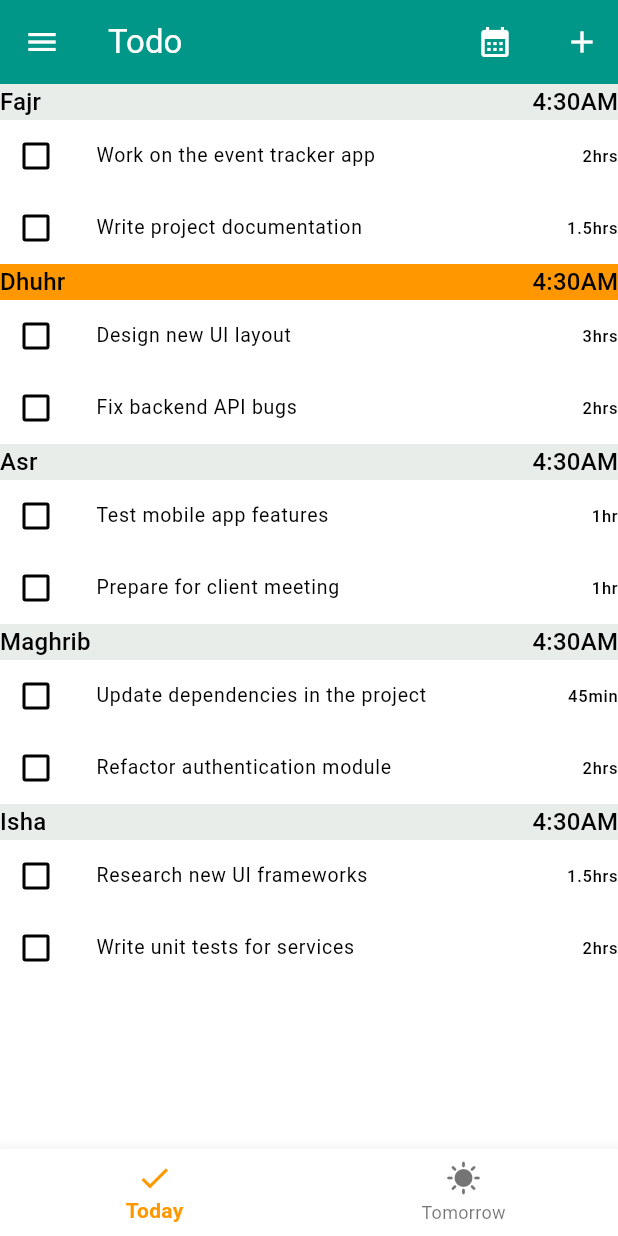
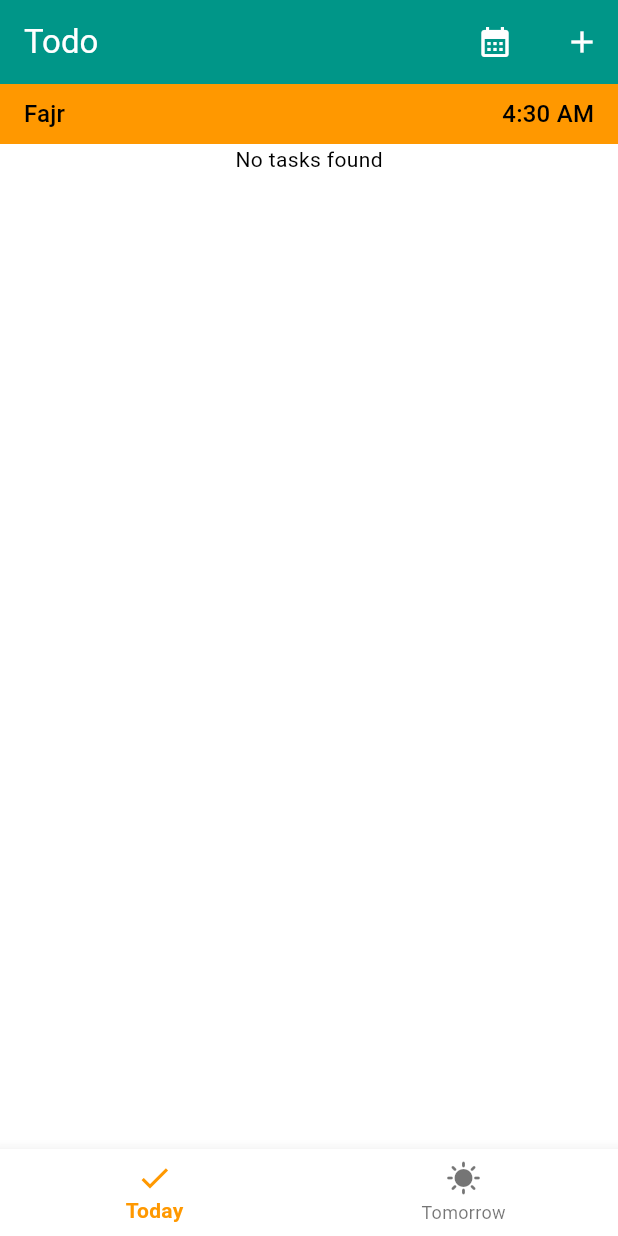
Before and after one commit to Hackim7200/planner_app, a Flutter app: the screen it shows after launch, in the side drawer, after a tap on the "calendar month" icon, on a phone screen of 412 x 824 dp. Run offline on Flutter 3.47's test engine with Material 3 defaults, Android fonts, the phone set to English and light mode, and no system bars; our stand-ins replace sqflite; accounts and stored records are empty.

Commit message:
alot of changes done new ui functionality db setup and etc

```diff
--- /dev/null
+++ b/planner_app/lib/database/database_service.dart
@@ -0,0 +1,169 @@
+import 'package:path/path.dart';
+import 'package:planner_app/database/Task.dart';
+import 'package:sqflite/sqflite.dart';
+
+class DatabaseService {
+  static Database? _db;
+  static final DatabaseService instance = DatabaseService._internal();
+
+  final String _tasksTableName = "Tasks";
+  final String _taskIdColumnName = "id";
+  final String _taskTitleColumnName = "title";
+  final String _taskPartOfDayColumnName = "part_of_day";
+  final String _taskCreatedAtColumnName = "created_at";
+  final String _taskTypeColumnName = "type";
+  final String _taskDurationColumnName = "duration";
+  final String _taskCompletedColumnName = "completed";
+  final String _taskDescriptionColumnName = "description";
+  final String _taskOrderColumnName = "order";
+
+  DatabaseService._internal();
+
+  Future<Database> get database async {
+    if (_db != null) return _db!;
+    _db = await _initDatabase();
+    return _db!;
+  }
+
+  Future<Database> _initDatabase() async {
+    try {
+      final databaseDirPath = await getDatabasesPath();
+      final databasePath = join(databaseDirPath, "master_db.db");
+
+      return await openDatabase(
+        databasePath,
+        version: 1,
+        onCreate: (db, version) {
+          db.execute("""
+    CREATE TABLE $_tasksTableName (
+  $_taskIdColumnName INTEGER PRIMARY KEY AUTOINCREMENT,
+  $_taskCreatedAtColumnName TEXT NOT NULL,
+  $_taskTitleColumnName TEXT NOT NULL,
+  $_taskTypeColumnName TEXT NOT NULL,
+  $_taskDurationColumnName REAL NOT NULL,
+  $_taskCompletedColumnName INTEGER NOT NULL,
+  $_taskPartOfDayColumnName TEXT NOT NULL,
+  $_taskDescriptionColumnName TEXT NOT NULL,
+  $_taskOrderColumnName INTEGER NOT NULL
+);
+          );
+          """);
+        },
+      );
+    } catch (e) {
+      throw Exception("Error initializing database: $e");
+    }
+  }
+
+  // Future<void> addTask(
+  //     String title, String type, double duration, String partOfDay) async {
+  //   try {
+  //     final db = await database;
+
+  //     await db.insert(
+  //       _tasksTableName,
+  //       {
+  //         _taskTitleColumnName: title,
+  //         _taskTypeColumnName: type,
+  //         _taskDurationColumnName: duration,
+  //         _taskCompletedColumnName: 0, // Store false as 0
+  //         _taskPartOfDayColumnName: partOfDay,
+  //         _taskCreatedAtColumnName: DateTime.now().toIso8601String(),
+  //         _taskDescriptionColumnName: "Your description here",
+  //       },
+  //     );
+  //     print(
+  //         "Task added: $title, Type: $type, Duration: $duration, Part of Day: $partOfDay");
+  //   } catch (e) {
+  //     throw Exception("Error adding task: $e");
+  //   }
+  // }
+  Future<void> addTask(
+      String title, String type, double duration, String partOfDay) async {
+    try {
+      final db = await database;
+
+      final result = await db.rawQuery(
+          'SELECT MAX($_taskOrderColumnName) as max_order FROM $_tasksTableName WHERE $_taskPartOfDayColumnName = ?',
+          [partOfDay]);
+
+      int newOrder = (result.first['max_order'] as int? ?? -1) + 1;
+
+      await db.insert(
+        _tasksTableName,
+        {
+          _taskTitleColumnName: title,
+          _taskTypeColumnName: type,
+          _taskDurationColumnName: duration,
+          _taskCompletedColumnName: 0,
+          _taskPartOfDayColumnName: partOfDay,
+          _taskCreatedAtColumnName: DateTime.now().toIso8601String(),
+          _taskDescriptionColumnName: "Your description here",
+          _taskOrderColumnName: newOrder,
+        },
+      );
+    } catch (e) {
+      throw Exception("Error adding task: $e");
+    }
+  }
+
+  Future<List<Task>> getTasksForTime(String time) async {
+    try {
+      final db = await database;
+      final data = await db.query(_tasksTableName,
+          where: "$_taskPartOfDayColumnName = ?", whereArgs: [time]);
+
+      List<Task> tasks = data
+          .map(
+            (task) => Task(
+              id: task[_taskIdColumnName] as int,
+              title: task[_taskTitleColumnName] as String,
+              type: task[_taskTypeColumnName] as String,
+              duration: (task[_taskDurationColumnName] as num).toDouble(),
+              completed: (task[_taskCompletedColumnName] as int) == 1,
+              partOfDay: task[_taskPartOfDayColumnName] as String,
+              createdAt:
+                  DateTime.parse(task[_taskCreatedAtColumnName] as String),
+              description: task[_taskDescriptionColumnName] as String,
+            ),
+          )
+          .toList();
+
+      return tasks;
+    } catch (e) {
+      throw Exception("Error retrieving tasks: $e");
+    }
+  }
+
+  Future<void> reorderTask(
+      int movedTaskId, int oldIndex, int newIndex, String partOfDay) async {
+    final db = await database;
+    try {
+      await db.transaction((txn) async {
+        if (oldIndex < newIndex) {
+          await txn.rawUpdate('''
+          UPDATE $_tasksTableName
+          SET $_taskOrderColumnName = $_taskOrderColumnName - 1
+          WHERE $_taskPartOfDayColumnName = ? AND $_taskOrderColumnName > ? AND $_taskOrderColumnName <= ?
+        ''', [partOfDay, oldIndex, newIndex]);
+        } else {
+          await txn.rawUpdate('''
+          UPDATE $_tasksTableName
+          SET $_taskOrderColumnName = $_taskOrderColumnName + 1
+          WHERE $_taskPartOfDayColumnName = ? AND $_taskOrderColumnName >= ? AND $_taskOrderColumnName < ?
+        ''', [partOfDay, newIndex, oldIndex]);
+        }
+
+        await txn.rawUpdate('''
+        UPDATE $_tasksTableName
+        SET $_taskOrderColumnName = ?
+        WHERE $_taskIdColumnName = ?
+      ''', [newIndex, movedTaskId]);
+      });
+
+      print('Task moved from $oldIndex to $newIndex');
+    } catch (e) {
+      print('Failed to reorder task: $e');
+    }
+  }
+}
--- /dev/null
+++ b/planner_app/lib/database/task.dart
@@ -0,0 +1,21 @@
+class Task {
+  int id;
+  String title;
+  String type;
+  double duration;
+  bool completed;
+  String partOfDay;
+  DateTime createdAt;
+  String description;
+
+  Task({
+    required this.id,
+    required this.title,
+    required this.type,
+    required this.duration,
+    required this.completed,
+    required this.partOfDay,
+    required this.createdAt,
+    required this.description,
+  });
+}
--- /dev/null
+++ b/planner_app/lib/pages/components/custom_top_bar.dart
@@ -0,0 +1,43 @@
+import 'package:flutter/material.dart';
+import 'package:planner_app/pages/event/event.dart';
+import 'package:planner_app/pages/todo/add_todo.dart';
+
+class CustomTopBar extends StatelessWidget implements PreferredSizeWidget {
+  const CustomTopBar({super.key});
+
+  @override
+  Widget build(BuildContext context) {
+    return AppBar(
+      title: Text(
+        'Todo',
+      ),
+      actions: [
+        IconButton(
+          onPressed: () {
+            Navigator.pushReplacement(
+              context,
+              PageRouteBuilder(
+                pageBuilder: (context, animation, secondaryAnimation) =>
+                    Event(),
+                transitionsBuilder:
+                    (context, animation, secondaryAnimation, child) {
+                  return child; // No transition
+                },
+              ),
+            );
+          },
+          icon: Icon(
+            Icons.calendar_month,
+          ),
+        ),
+        SizedBox(
+          width: 10,
+        ),
+        AddTodo(),
+      ],
+    );
+  }
+
+  @override
+  Size get preferredSize => Size.fromHeight(kToolbarHeight);
+}
--- a/planner_app/lib/pages/todo/add_todo.dart
+++ b/planner_app/lib/pages/todo/add_todo.dart
@@ -1,41 +1,67 @@
 import 'package:flutter/material.dart';
+import 'package:planner_app/database/database_service.dart';
 
 class AddTodo extends StatefulWidget {
-  const AddTodo({super.key});
+  const AddTodo({
+    super.key,
+  });
 
   @override
   State<AddTodo> createState() => _AddTodoState();
 }
 
 class _AddTodoState extends State<AddTodo> {
+  final DatabaseService _databaseService = DatabaseService.instance;
   final TextEditingController titleController = TextEditingController();
-  final TextEditingController descriptionController = TextEditingController();
+
+  TextEditingController durationsController = TextEditingController();
+
+  String prayerTime = "NULL";
+  List<String> prayerTimes = [
+    "NULL",
+    "Fajr",
+    "Duhr",
+    "Asr",
+    "Maghrib",
+    "Isha",
+  ];
+  String type = "NULL";
+  List<String> typesOfTask = [
+    "NULL",
+    "Worship",
+    "Exercise",
+    "Work",
+    "Study",
+    "Chores",
+  ];
+
   final _formKey = GlobalKey<FormState>();
 
   @override
   void dispose() {
     titleController.dispose();
-    descriptionController.dispose();
+
+    durationsController.dispose();
+
     super.dispose();
   }
 
   // Function to handle form submission and resetting inputs
   void _submitAndResetAllVariables() async {
+    await _databaseService.addTask(
+      titleController.text,
+      type,
+      double.parse(durationsController.text),
+      prayerTime,
+    );
+    print("Task added to database");
     if (mounted) {
       Navigator.of(context).pop(); // Close the dialog first
     }
 
-    String title = titleController.text;
-    String description = descriptionController.text;
-
-    if (title.isNotEmpty) {
-      // Perform the action with the task data, like saving it to a list or database
-      // Example: Add to a task list, for now just print
-      print('Task added: $title, Description: $description');
-
-      // Reset the fields after submitting
+    if (mounted) {
       titleController.clear();
-      descriptionController.clear();
+      durationsController.clear();
     }
   }
 
@@ -47,11 +73,15 @@ class _AddTodoState extends State<AddTodo> {
         showDialog(
           context: context,
           builder: (BuildContext context) {
+            return StatefulBuilder(
+              builder: (context, setState) {
+                // Add this
                 return AlertDialog(
                   title: Center(
                     child: const Text(
                       'ADD A NEW TASK',
-                  style: TextStyle(fontSize: 25, fontWeight: FontWeight.bold),
+                      style:
+                          TextStyle(fontSize: 25, fontWeight: FontWeight.bold),
                     ),
                   ),
                   content: Form(
@@ -60,10 +90,10 @@ class _AddTodoState extends State<AddTodo> {
                       crossAxisAlignment: CrossAxisAlignment.stretch,
                       mainAxisSize: MainAxisSize.min,
                       children: [
-                    // Title Input Field
                         TextFormField(
                           controller: titleController,
-                      decoration: const InputDecoration(labelText: 'Task Title'),
+                          decoration:
+                              const InputDecoration(labelText: 'Task Title'),
                           validator: (value) {
                             if (value == null || value.isEmpty) {
                               return 'Please enter a task title';
@@ -71,16 +101,55 @@ class _AddTodoState extends State<AddTodo> {
                             return null;
                           },
                         ),
-                    // Description Input Field
                         TextFormField(
-                      controller: descriptionController,
-                      decoration: const InputDecoration(labelText: 'Task Description'),
+                          keyboardType: TextInputType.number,
+                          controller: durationsController,
+                          decoration:
+                              const InputDecoration(labelText: 'Duration'),
                           validator: (value) {
                             if (value == null || value.isEmpty) {
-                          return 'Please enter a task description';
+                              return 'Please enter a task duration';
                             }
                             return null;
                           },
+                        ),
+                        Row(
+                          mainAxisAlignment: MainAxisAlignment.spaceBetween,
+                          children: [
+                            DropdownButton<String>(
+                              value: prayerTime,
+                              onChanged: (String? newValue) {
+                                if (newValue != null) {
+                                  setState(() {
+                                    // Update only dialog UI
+                                    prayerTime = newValue;
+                                  });
+                                }
+                              },
+                              items: prayerTimes.map((String value) {
+                                return DropdownMenuItem<String>(
+                                  value: value,
+                                  child: Text(value),
+                                );
+                              }).toList(),
+                            ),
+                            DropdownButton<String>(
+                              value: type,
+                              onChanged: (String? newValue) {
+                                if (newValue != null) {
+                                  setState(() {
+                                    type = newValue;
+                                  });
+                                }
+                              },
+                              items: typesOfTask.map((String value) {
+                                return DropdownMenuItem<String>(
+                                  value: value,
+                                  child: Text(value),
+                                );
+                              }).toList(),
+                            ),
+                          ],
                         ),
                       ],
                     ),
@@ -102,5 +171,7 @@ class _AddTodoState extends State<AddTodo> {
             );
           },
         );
+      },
+    );
   }
 }
--- a/planner_app/lib/pages/todo/today.dart
+++ b/planner_app/lib/pages/todo/today.dart
@@ -1,5 +1,7 @@
 import 'package:flutter/material.dart';
-import 'package:planner_app/task_model.dart';
+import 'package:planner_app/database/Task.dart';
+import 'package:planner_app/database/database_service.dart';
+import 'package:planner_app/pages/components/custom_top_bar.dart';
 
 class Today extends StatefulWidget {
   const Today({super.key});
@@ -9,94 +11,93 @@ class Today extends StatefulWidget {
 }
 
 class _TodayState extends State<Today> {
-  List<List<Task>> timePeriod = [
-    [
-      Task("Work on the event tracker app", "2hrs", false),
-      Task("Write project documentation", "1.5hrs", true),
-    ],
-    [
-      Task("Design new UI layout", "3hrs", false),
-      Task("Fix backend API bugs", "2hrs", true),
-    ],
-    [
-      Task("Test mobile app features", "1hr", false),
-      Task("Prepare for client meeting", "1hr", true),
-    ],
-    [
-      Task("Update dependencies in the project", "45min", false),
-      Task("Refactor authentication module", "2hrs", true),
-    ],
-    [
-      Task("Research new UI frameworks", "1.5hrs", false),
-      Task("Write unit tests for services", "2hrs", true),
-    ],
-  ];
+  final DatabaseService _databaseService = DatabaseService.instance;
+
   List<String> timeLabels = ["Fajr", "Dhuhr", "Asr", "Maghrib", "Isha"];
-  bool? value = false;
 
   @override
   Widget build(BuildContext context) {
-    return SingleChildScrollView(
+    return Scaffold(
+      appBar: CustomTopBar(),
+      body: SingleChildScrollView(
         child: Column(
           mainAxisSize: MainAxisSize.min,
           children: [
-          // Iterate over time labels and their corresponding tasks
-          for (int i = 0; i < timePeriod.length; i++) ...[
-            // Divider(),
-
             Container(
-              color: i == 1
+              padding: EdgeInsets.symmetric(vertical: 8, horizontal: 16),
+              color: 1 == 1
                   ? Theme.of(context).colorScheme.secondary
                   : Color.fromARGB(30, 65, 100, 74),
               child: Row(
                 mainAxisAlignment: MainAxisAlignment.spaceBetween,
                 children: [
-                  Text(timeLabels[i],
+                  Text(timeLabels[0],
                       style: Theme.of(context).textTheme.titleMedium),
-                  Text("4:30AM",
-                      style: Theme.of(context)
-                          .textTheme
-                          .titleMedium) // Placeholder for actual time if needed
+                  Text("4:30 AM",
+                      style: Theme.of(context).textTheme.titleMedium),
                 ],
               ),
             ),
-            // Divider(),
-            // ReorderableListView for each time period to allow reordering of tasks
-            ReorderableListView(
+            FutureBuilder(
+              future: _databaseService.getTasksForTime("Fajr"),
+              builder: (context, snapshot) {
+                if (snapshot.connectionState == ConnectionState.waiting) {
+                  return Center(child: CircularProgressIndicator());
+                } else if (snapshot.hasError) {
+                  return Center(child: Text("Error: ${snapshot.error}"));
+                } else if (!snapshot.hasData || snapshot.data!.isEmpty) {
+                  return Center(child: Text("No tasks found"));
+                } else {
+                  return ReorderableListView.builder(
+                    onReorder: (int oldIndex, int newIndex) async {
+                      if (oldIndex < newIndex) {
+                        newIndex -=
+                            1; // Adjust index since the list shrinks temporarily
+                      }
+
+                      final movedTask = snapshot.data![oldIndex];
+
+                      setState(() {
+                        final updatedList = List.from(snapshot.data!);
+                        updatedList.insert(
+                            newIndex, updatedList.removeAt(oldIndex));
+                        snapshot.data!.clear();
+                        snapshot.data!.addAll(updatedList.cast<Task>());
+                      });
+
+                      await _databaseService.reorderTask(
+                        movedTask.id,
+                        oldIndex,
+                        newIndex,
+                      );
+                    },
+                    shrinkWrap: true,
                     physics: NeverScrollableScrollPhysics(),
-              shrinkWrap: true, // Prevent infinite height
-              onReorder: (oldIndex, newIndex) {
-                setState(() {
-                  if (newIndex > oldIndex) {
-                    newIndex -= 1;
-                  }
-                  final Task item = timePeriod[i].removeAt(oldIndex);
-                  timePeriod[i].insert(newIndex, item);
-                });
-              },
-              children: [
-                for (int j = 0; j < timePeriod[i].length; j++)
-                  ListTile(
-                    dense: true,
-                    contentPadding: EdgeInsets.zero,
+                    itemCount: snapshot.data!.length,
+                    itemBuilder: (context, index) {
+                      Task task = snapshot.data![index];
 
-                    key: ValueKey(timePeriod[i][j]
-                        .title), // Unique key for each list item
+                      return ListTile(
+                        key: ValueKey(
+                            task.id.hashCode), // Unique key for each list item
                         leading: Checkbox(
-                      value: value,
+                          value: task.completed,
                           onChanged: (bool? newValue) {
                             setState(() {
-                          value = newValue;
+                              task.completed = newValue ?? false;
                             });
                           },
                         ),
-                    title: Text(timePeriod[i][j].title),
-                    trailing: Text(timePeriod[i][j].duration),
+                        title: Text(task.title),
+                        trailing: Text("${task.duration}h"),
+                      );
+                    },
+                  );
+                }
+              },
             ),
           ],
         ),
-          ],
-        ],
       ),
     );
   }
--- a/planner_app/lib/pages/todo/todo.dart
+++ b/planner_app/lib/pages/todo/todo.dart
@@ -1,7 +1,10 @@
 import 'package:flutter/material.dart';
+import 'package:planner_app/database/database_service.dart';
+
+
 import 'package:planner_app/pages/custom_bottom_drawer.dart';
-import 'package:planner_app/pages/event/event.dart';
-import 'package:planner_app/pages/todo/add_todo.dart';
+
+
 import 'package:planner_app/pages/todo/today.dart';
 import 'package:planner_app/pages/todo/tommorow.dart';
 
@@ -13,6 +16,8 @@ class Todo extends StatefulWidget {
 }
 
 class _TodoState extends State<Todo> {
+  final DatabaseService _databaseService = DatabaseService.instance;
+
   int _selectedIndexBottomNav = 0;
 
   final List<Widget> _pages = [Today(), Tomorrow()];
@@ -20,34 +25,6 @@ class _TodoState extends State<Todo> {
   @override
   Widget build(BuildContext context) {
     return Scaffold(
-      appBar: AppBar(
-        title: Text(
-          'Todo',
-        ),
-        actions: [
-          IconButton(
-              onPressed: () {
-                Navigator.pushReplacement(
-                  context,
-                  PageRouteBuilder(
-                    pageBuilder: (context, animation, secondaryAnimation) =>
-                        Event(),
-                    transitionsBuilder:
-                        (context, animation, secondaryAnimation, child) {
-                      return child; // No transition
-                    },
-                  ),
-                );
-              },
-              icon: Icon(
-                Icons.calendar_month,
-              )),
-          SizedBox(
-            width: 10,
-          ),
-          AddTodo()
-        ],
-      ),
       drawer: CustomBottomDrawer(),
       body: _pages[_selectedIndexBottomNav],
       // floatingActionButton: FloatingActionButton(
--- a/planner_app/lib/task_model.dart
+++ /dev/null
@@ -1,7 +0,0 @@
-class Task {
-  String title;
-  String duration;
-  bool completed;
-
-  Task(this.title, this.duration, this.completed);
-}
```
Also changed, not shown: planner_app/lib/pages/todo/example.dart (added, +29 -0 lines), planner_app/pubspec.yaml (+6 -3 lines), planner_app/pubspec.lock, 11 other files. Lines whose indentation alone changed are shown as unchanged.
